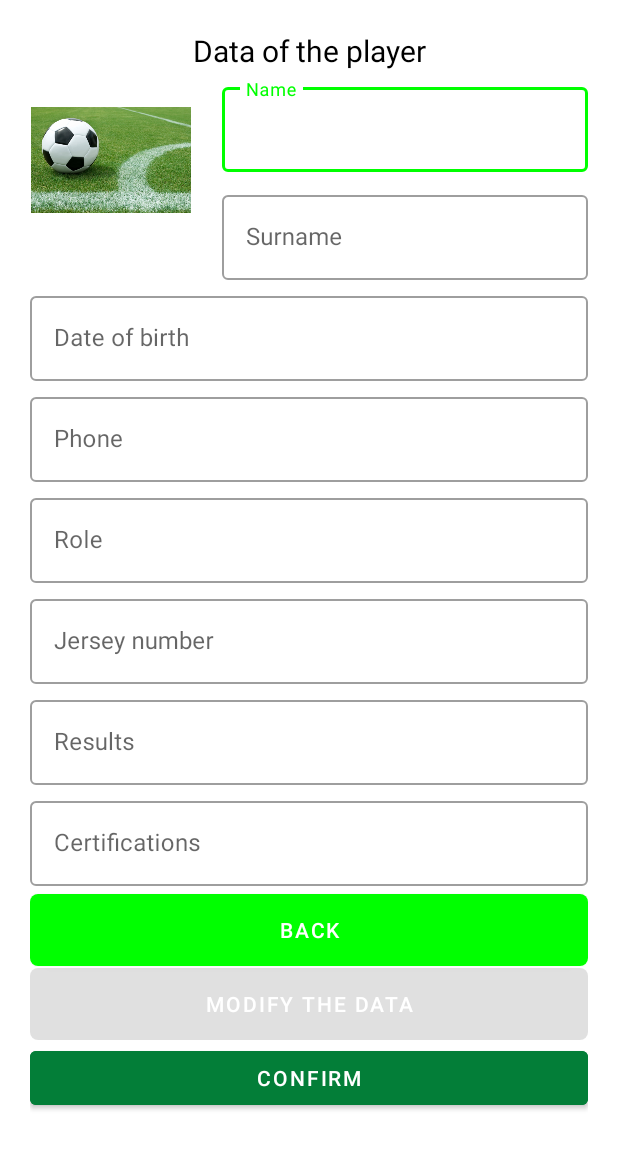
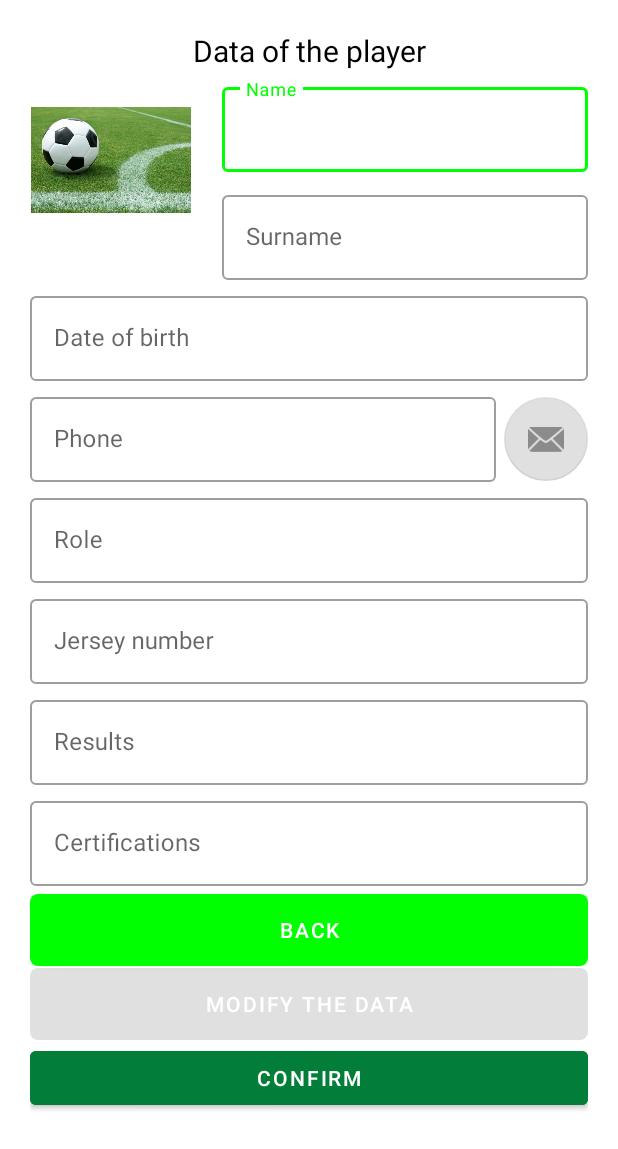
Before and after one commit to Tamagosci/FootballTeam, an Android app: the SeePlayerActivity screen opened directly, with no data from a screen before it, after a tap on "MODIFY", on a phone screen of 412 x 824 dp. Shown: the top 1149 px of the screen. Run offline under Robolectric (Android 15) with nearby library versions, the phone set to English and light mode, and no system bars; our stand-ins replace Firebase (no records; nobody signed in at launch, a user with empty details on screens opened directly); 8 statements that could not run were skipped.

Commit message:
Aggiunta invio messaggio giocatore singolo

```diff
--- a/app/src/main/java/com/dispositivimobili/footballteam/PrincipalActivity.kt
+++ b/app/src/main/java/com/dispositivimobili/footballteam/PrincipalActivity.kt
@@ -5,6 +5,7 @@ import android.content.Intent
 import android.net.Uri
 import androidx.appcompat.app.AppCompatActivity
 import android.os.Bundle
+import android.telephony.SmsManager
 import android.util.Log
 import android.view.LayoutInflater
 import android.view.View
@@ -124,8 +125,8 @@ class PrincipalActivity : AppCompatActivity() {
         val it = Intent(Intent.ACTION_SENDTO, uri)
         it.putExtra("sms_body", message)
         startActivity(it)
-        finish()
         Log.d(TAG, "go to send message")
+
     }
 
     class MyAdapter(private val context: Context, val data: MutableList<Player>) : BaseAdapter() {
--- a/app/src/main/java/com/dispositivimobili/footballteam/SeePlayerActivity.kt
+++ b/app/src/main/java/com/dispositivimobili/footballteam/SeePlayerActivity.kt
@@ -1,6 +1,7 @@
 package com.dispositivimobili.footballteam
 
 import android.content.Intent
+import android.net.Uri
 import androidx.appcompat.app.AppCompatActivity
 import android.os.Bundle
 import android.util.Log
@@ -17,10 +18,11 @@ class SeePlayerActivity : AppCompatActivity() {
         super.onCreate(savedInstanceState)
         setContentView(R.layout.activity_see_player)
 
-        //recupero dati da firebase
+        //recupero dati da PrincipalActivity
         val intent: Intent = getIntent()
         val id = intent.getIntExtra("idnumero",0)
 
+        //recupero dati giocatore da firebase
         reference.child(id.toString()).get()
             .addOnSuccessListener {
                 //Log.i("firebase", "Got key ${it.key}")
@@ -46,37 +48,27 @@ class SeePlayerActivity : AppCompatActivity() {
             }.addOnFailureListener{
             Log.e("firebase", "Error getting data", it)
             }
-
-        /*reference.addValueEventListener(object: ValueEventListener{
-            override fun onDataChange(snapshot: DataSnapshot) {
-                var sb = StringBuilder()
-                for(i in snapshot.children) {
-                    var name = i.child("name").getValue()
-                    var surname = i.child("surname").getValue()
-                    namePlayerSeeActivity.setText(name.toString())
-                    surnamePlayerSeeActivity.setText(surname.toString())
-                }
-
-                //seconda opzione
-                if(snapshot!!.exixst()){
-
-                }
-            }
-
-            override fun onCancelled(error: DatabaseError) {
-                TODO("Not yet implemented")
-            }
-
-        })*/
     }
 
+    //listener per ritornare alla PrincipalActivity
     fun onReturn(v: View){
         val intent = Intent(this, PrincipalActivity::class.java)
         startActivity(intent)
         finish()
-        Log.d(TAG, "go to PrincipalAcitvity")
+        Log.d(TAG, "click on back button, go to PrincipalAcitvity")
     }
 
+    //listener per inviare un messaggio al giocatore visualizzato
+    fun onMessagePlayer(v: View){
+        val message = "Ciao " + namePlayerSeeActivity.getText().toString() + ", sono il mister, "
+        val uri: Uri = Uri.parse("smsto: ${phonePlayerSeeActivity.getText().toString()}")
+        val intent = Intent(Intent.ACTION_SENDTO, uri)
+        intent.putExtra("sms_body", message)
+        startActivity(intent)
+        Log.d(TAG, "go to send message to one player")
+    }
+
+    //listener per modificare i dati del giocatore selezionato
     fun onModify(v: View){
         namePlayerSeeActivity.isEnabled = true
         surnamePlayerSeeActivity.isEnabled = true
@@ -89,16 +81,21 @@ class SeePlayerActivity : AppCompatActivity() {
         eliminabutton.setText(getString(R.string.confirm))
         modificabutton.setText(getString(R.string.modify_data))
         modificabutton.isEnabled = false
+        message_oneplayer.isEnabled = false
+        Log.d(TAG, "click on modify button, start to modify the data of player")
     }
 
+    //listener per eliminare il giocatore selezionato o confermare le modifiche effettuare
     fun deleteORconfirm(v: View){
         val id = intent.getIntExtra("idnumero",0)
         val testo = eliminabutton.getText().toString()
         if(testo == "ELIMINA") {
+            //eliminazione dal db del giocatore selezionato
             reference.child(id.toString()).removeValue()
             val intent = Intent(this, PrincipalActivity::class.java)
             startActivity(intent)
             finish()
+            Log.d(TAG, "click on delete button, delete player: Success")
         } else {
             val name = namePlayerSeeActivity.getText().toString()
             val surname = surnamePlayerSeeActivity.getText().toString()
@@ -108,12 +105,14 @@ class SeePlayerActivity : AppCompatActivity() {
             val results = resultsPlayerSeeActivity.getText().toString()
             val certification = certificationPlayerSeeActivity.getText().toString()
             val numeromaglia = numeromagliaPlayerSeeActivity.getText().toString()
+            val helperClass: Player = Player(name, surname, date, phone, ruolo, results, certification, numeromaglia)
 
-            val helperClass: Player = Player(name, surname, date, phone, ruolo, results, certification, numeromaglia)
+            //ripristino sul db del giocatore modificato
             reference.child(id.toString()).setValue(helperClass)
             val intent = Intent(this, PrincipalActivity::class.java )
             startActivity(intent)
-            Log.d(TAG, "modifyPlayer: Success")
+            finish()
+            Log.d(TAG, "click on confirm button, modifyPlayer: Success")
             //Toast.makeText(this, "ModifyPlayer success", Toast.LENGTH_SHORT).show()
         }
     }
--- a/app/src/main/res/layout/activity_see_player.xml
+++ b/app/src/main/res/layout/activity_see_player.xml
@@ -91,11 +91,17 @@
         </com.google.android.material.textfield.TextInputEditText>
     </com.google.android.material.textfield.TextInputLayout>
 
+    <LinearLayout
+        android:layout_width="match_parent"
+        android:layout_height="wrap_content"
+        android:orientation="horizontal">
+
         <com.google.android.material.textfield.TextInputLayout
             android:id="@+id/phonePlayerEsternaSeeActivity"
             style="@style/Widget.MaterialComponents.TextInputLayout.OutlinedBox"
-        android:layout_width="match_parent"
+            android:layout_width="wrap_content"
             android:layout_height="wrap_content"
+            android:layout_weight="1"
             android:hint="@string/insert_phone"
             android:paddingBottom="5dp">
 
@@ -108,6 +114,17 @@
                 android:inputType="phone">
             </com.google.android.material.textfield.TextInputEditText>
         </com.google.android.material.textfield.TextInputLayout>
+
+        <com.google.android.material.floatingactionbutton.FloatingActionButton
+            android:id="@+id/message_oneplayer"
+            android:layout_width="wrap_content"
+            android:layout_height="wrap_content"
+            android:layout_weight="0"
+            android:layout_marginLeft="5dp"
+            android:layout_marginTop="5dp"
+            android:onClick="onMessagePlayer"
+            android:src="@android:drawable/ic_dialog_email" />
+    </LinearLayout>
 
     <com.google.android.material.textfield.TextInputLayout
         android:id="@+id/ruoloPlayerEsternaSeeActivity"
```
Also changed, not shown: app/src/main/java/com/dispositivimobili/footballteam/LoginActivity.kt (+15 -7 lines), app/src/main/java/com/dispositivimobili/footballteam/RegisterActivity.kt (+21 -9 lines), app/src/main/java/com/dispositivimobili/footballteam/imageFirstActivity.kt (+10 -2 lines). Lines whose indentation alone changed are shown as unchanged.
